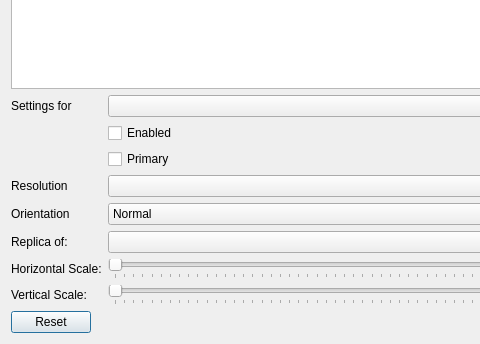
The window that main.ui (ralsina/xrandroll) describes before a commit, drawn with Qt 5; both pictures show x 0 to 480 and y 476 to 820 of the 925 by 820 pixel window.
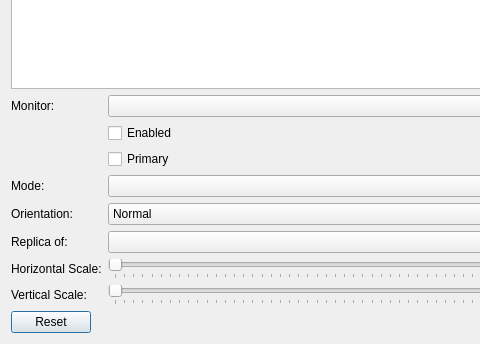
The same window after the commit.

Commit message: better labels

What changed in the file:
```diff
--- a/main.ui
+++ b/main.ui
@@ -22,7 +22,7 @@
      <item row="0" column="0">
       <widget class="QLabel" name="label">
        <property name="text">
-        <string>Settings for</string>
+        <string>Monitor:</string>
        </property>
       </widget>
      </item>
@@ -50,7 +50,7 @@
      <item row="3" column="0">
       <widget class="QLabel" name="label_2">
        <property name="text">
-        <string>Resolution</string>
+        <string>Mode:</string>
        </property>
       </widget>
      </item>
@@ -64,7 +64,7 @@
      <item row="4" column="0">
       <widget class="QLabel" name="label_3">
        <property name="text">
-        <string>Orientation</string>
+        <string>Orientation:</string>
        </property>
       </widget>
      </item>
```
